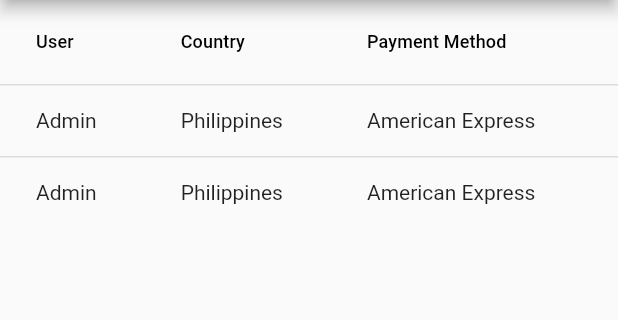
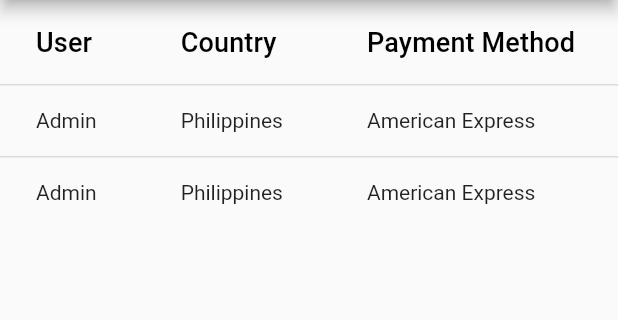
Before and after one commit to aetvictoria/flutter_appv2, a Flutter app: the screen it shows after launch, in the side drawer, after a tap on "User Logs", on a phone screen of 412 x 824 dp, the part 84-404 px from its top. Run offline on Flutter 3.47's test engine with Material 2 defaults, Android fonts, the phone set to English and light mode, and no system bars; our stand-ins replace fl_chart.

Commit message:
Added TODO comments

```diff
--- a/lib/dashboard_screen.dart
+++ b/lib/dashboard_screen.dart
@@ -34,6 +34,9 @@ class DashboardScreen extends StatelessWidget {
 
 // ignore: must_be_immutable
 class CategoryCard extends StatelessWidget {
+  // TODO: Line Chart implementation
+  // TODO: Variable values for Line Chart
+  // TODO: Theme and design implementation
   final String cardTitle;
 
   const CategoryCard({Key key, this.cardTitle}) : super(key: key);
--- a/lib/main.dart
+++ b/lib/main.dart
@@ -46,7 +46,7 @@ class _HomePageState extends State<MyHomePage> {
   }
 }
 
-class DefaultAppBar extends StatelessWidget { // default app bar; referenced throughout the app
+class DefaultAppBar extends StatelessWidget { // default app bar
   final String screenTitle; // gets title of current screen
 
   const DefaultAppBar({Key key, this.screenTitle}) : super(key: key);
@@ -61,6 +61,9 @@ class DefaultAppBar extends StatelessWidget { // default app bar; referenced thr
 }
 
 class DefaultDrawer extends StatelessWidget {
+  // TODO: Highlight selected ListTile
+  // TODO: Implement color theme and design
+  // TODO: Insert placeholder asset for user icon
   @override
   Widget build(BuildContext context) {
     return Drawer(
@@ -74,6 +77,7 @@ class DefaultDrawer extends StatelessWidget {
             ),
           ),
           ListTile(
+
             title: Text('Dashboard'), // item 1 | dashboard
             onTap: () { // when button is pushed/selected
               Navigator.pop(context);
--- a/lib/statistics_screen.dart
+++ b/lib/statistics_screen.dart
@@ -3,6 +3,7 @@ import 'package:flutter/material.dart';
 import 'package:flutter_appv2/main.dart';
 
 class StatisticsScreen extends StatelessWidget {
+  // TODO: Theme and design implementation
   @override
   Widget build(BuildContext context) {
     return Scaffold(
@@ -28,6 +29,7 @@ class StatisticsScreen extends StatelessWidget {
 }
 
 class MainStatChart extends StatelessWidget {
+  // TODO: Chart implementation
   @override
   Widget build(BuildContext context) {
     return Card(
@@ -43,8 +45,6 @@ class MainStatChart extends StatelessWidget {
 
 // ignore: must_be_immutable
 class StatCardHolder extends StatelessWidget {
-
-
 
   @override
   Widget build(BuildContext context) {
@@ -81,6 +81,8 @@ class StatCardHolder extends StatelessWidget {
 
 // ignore: must_be_immutable
 class StatCard extends StatelessWidget {
+  // TODO: Circular progress bar implementation
+  // TODO: Add variable for values of progress bar
   final double elevationVar = 2;
   final double cardWidth = 188;
   final double cardHeight = 200;
--- a/lib/userlogs_screen.dart
+++ b/lib/userlogs_screen.dart
@@ -15,6 +15,8 @@ class UserLogsScreen extends StatelessWidget {
 
 class UserLogsTable extends StatelessWidget { // should be stateful if adding queries to table
 
+  static const double _fontSize = 18;
+
   @override
   Widget build(BuildContext context) {
     return SingleChildScrollView(
@@ -28,28 +30,28 @@ class UserLogsTable extends StatelessWidget { // should be stateful if adding qu
       columns: const <DataColumn>[
         DataColumn(label: Text(
           'User',
-          style: TextStyle(fontSize: 12)
+          style: TextStyle(fontSize: _fontSize)
         )),
 
         DataColumn(label: Text(
           'Country',
-          style: TextStyle(fontSize: 12)
+          style: TextStyle(fontSize: _fontSize)
         )),
 
         DataColumn(label: Text(
           'Payment Method',
-          style: TextStyle(fontSize: 12)
+          style: TextStyle(fontSize: _fontSize)
         )),
 
         DataColumn(label: Text(
           'Activity',
-          style: TextStyle(fontSize: 12)
+          style: TextStyle(fontSize: _fontSize)
         ))
       ],
 
       rows: const <DataRow>[
         DataRow(cells: <DataCell>[
-          DataCell(Text('Admin')),
+          DataCell(Text('Admin')), // convert placeholders to variables
           DataCell(Text('Philippines')),
           DataCell(Text('American Express')),
           DataCell(Text('5m Ago'))
```
